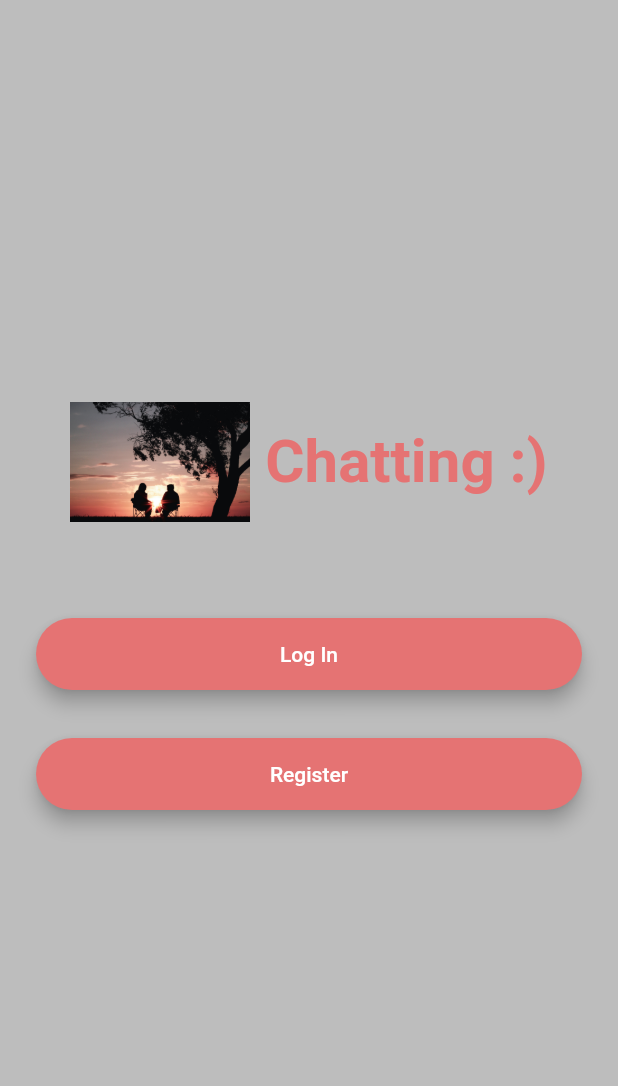
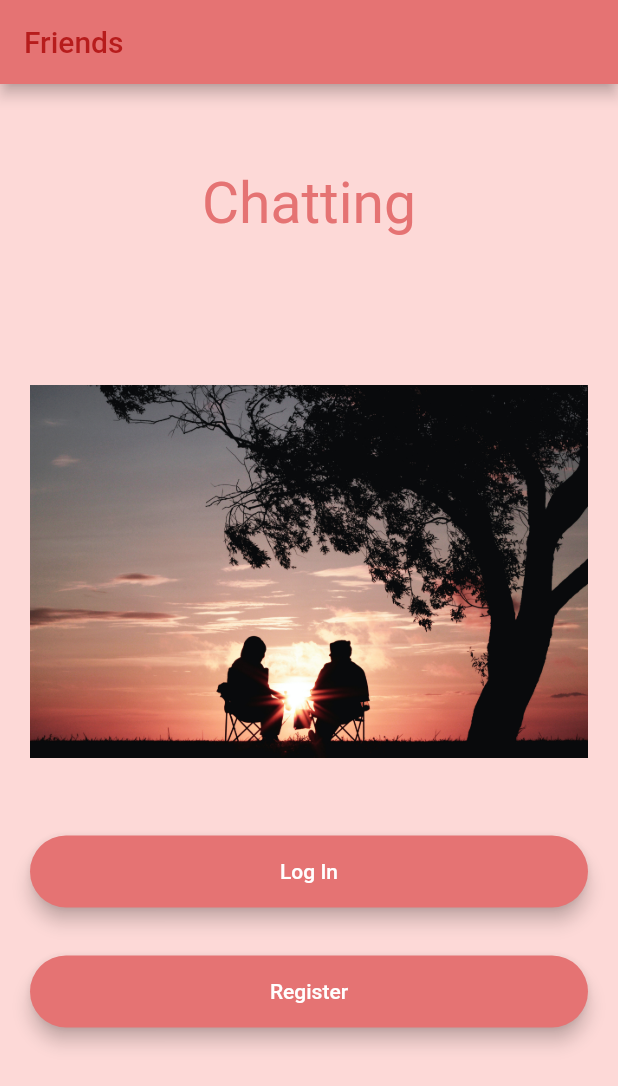
Before and after one commit to apphow/chat_app, a Flutter app: the screen it shows after launch, on a phone screen of 412 x 824 dp. Shown: the top 1086 px of the screen. Run offline on Flutter 3.47's test engine with Material 2 defaults, Android fonts, the phone set to English and light mode, and no system bars.

Commit message:
added SingleChildScrollView so widgets fit on screen

```diff
--- a/lib/constants.dart
+++ b/lib/constants.dart
@@ -9,11 +9,11 @@ const kSendButtonTextStyle = TextStyle(
 const kMessageTextFieldDecoration = InputDecoration(
   contentPadding: EdgeInsets.symmetric(vertical: 10.0, horizontal: 20.0),
   hintText: 'Type your message here...',
-  border: InputBorder.none,
+  border: UnderlineInputBorder(),
 );
 
 const kMessageContainerDecoration = BoxDecoration(
   border: Border(
-    top: BorderSide(color: Color(0xFF757575), width: 2.0),
+    top: BorderSide(color: Color(0xFFE57373), width: 2.0),
   ),
 );
--- a/lib/screens/chat_screen.dart
+++ b/lib/screens/chat_screen.dart
@@ -14,6 +14,7 @@ class _ChatScreenState extends State<ChatScreen> {
   @override
   Widget build(BuildContext context) {
     return Scaffold(
+      backgroundColor: Colors.red.withOpacity(.2),
       appBar: AppBar(
         leading: null,
         actions: <Widget>[
--- a/lib/screens/login_screen.dart
+++ b/lib/screens/login_screen.dart
@@ -13,7 +13,7 @@ class _LoginScreenState extends State<LoginScreen> {
   @override
   Widget build(BuildContext context) {
     return Scaffold(
-      backgroundColor: Colors.black26,
+      backgroundColor: Colors.red.withOpacity(.2),
       body: Padding(
         padding: EdgeInsets.symmetric(horizontal: 24.0),
         child: Column(
@@ -82,7 +82,7 @@ class _LoginScreenState extends State<LoginScreen> {
             Padding(
               padding: EdgeInsets.symmetric(vertical: 16.0),
               child: Material(
-                color: Colors.white38,
+                color: Color(0xFFE57373),
                 borderRadius: BorderRadius.all(Radius.circular(30.0)),
                 elevation: 5.0,
                 child: MaterialButton(
@@ -94,7 +94,7 @@ class _LoginScreenState extends State<LoginScreen> {
                   child: Text(
                     'Log In',
                     style: TextStyle(
-                        color: Colors.red[200],
+                        color: Colors.white,
                         fontSize: 20,
                         fontWeight: FontWeight.bold),
                   ),
--- a/lib/screens/registration_screen.dart
+++ b/lib/screens/registration_screen.dart
@@ -12,7 +12,7 @@ class _RegistrationScreenState extends State<RegistrationScreen> {
   @override
   Widget build(BuildContext context) {
     return Scaffold(
-      backgroundColor: Colors.black26,
+      backgroundColor: Colors.red.withOpacity(.2),
       body: Padding(
         padding: EdgeInsets.symmetric(horizontal: 24.0),
         child: Column(
--- a/lib/screens/welcome_screen.dart
+++ b/lib/screens/welcome_screen.dart
@@ -1,4 +1,5 @@
 import 'package:chat_app/screens/registration_screen.dart';
+import 'package:flutter/cupertino.dart';
 import 'package:flutter/material.dart';
 
 import 'login_screen.dart';
@@ -10,43 +11,85 @@ class WelcomeScreen extends StatefulWidget {
   _WelcomeScreenState createState() => _WelcomeScreenState();
 }
 
-class _WelcomeScreenState extends State<WelcomeScreen> {
+//able to act as a ticker for a single animation
+class _WelcomeScreenState extends State<WelcomeScreen>
+    with SingleTickerProviderStateMixin {
+  // controls actions of the animation
+  // variable of type AnimationController
+  AnimationController controller;
+  Animation animation;
+
+  //we want to initialize it when our state object gets
+  //initialized (initState method gets called when _WelcomeScreenState()
+  //gets created
+  @override
+  void initState() {
+    super.initState();
+
+    controller = AnimationController(
+        duration: Duration(seconds: 1),
+
+        // TicketProvider is our WelcomeScreenState object
+        vsync: this);
+    animation = CurvedAnimation(parent: controller, curve: Curves.decelerate);
+
+    //our controller will animate ahead in 60 steps (ticks)(
+    controller.forward();
+
+    // to see what the controller is doing, we need
+    // to add a listener to it. Listener takes a callback
+    controller.addListener(() {
+      setState(() {});
+      print(animation.value);
+    });
+  }
+
   @override
   Widget build(BuildContext context) {
     return Scaffold(
-      backgroundColor: Colors.black26,
+      resizeToAvoidBottomPadding: false,
+      backgroundColor: Colors.red.withOpacity(.2),
+      appBar: AppBar(
+        backgroundColor: Colors.red[300],
+        title: Text(
+          'Friends',
+          style: TextStyle(
+            color: Colors.red[900],
+          ),
+        ),
+      ),
       body: Padding(
-        padding: EdgeInsets.symmetric(horizontal: 24.0),
+        padding: EdgeInsets.symmetric(horizontal: 20.0),
+        child: SingleChildScrollView(
           child: Column(
-          mainAxisAlignment: MainAxisAlignment.center,
+            mainAxisAlignment: MainAxisAlignment.start,
             crossAxisAlignment: CrossAxisAlignment.stretch,
             children: <Widget>[
-            Row(
-              mainAxisAlignment: MainAxisAlignment.center,
-              children: <Widget>[
+              SizedBox(
+                height: 30.0,
+              ),
+              Container(
+                height: 100,
+                child: Center(
+                  child: Text(
+                    '️Chatting',
+                    style: TextStyle(fontSize: 38.0, color: Colors.red[300]),
+                  ),
+                ),
+              ),
+              SizedBox(
+                height: 45.0,
+              ),
               Hero(
                 tag: 'harli',
                 child: Container(
                   child: Image.asset(
                       'images/harli-marten-M9jrKDXOQoU-unsplash.jpg'),
-                    height: 80.0,
+                  height: animation.value * 300,
                 ),
               ),
               SizedBox(
-                  width: 10.0,
-                ),
-                Text(
-                  'Chatting :)',
-                  style: TextStyle(
-                    color: Colors.red[300],
-                    fontSize: 40.0,
-                    fontWeight: FontWeight.bold,
-                  ),
-                ),
-              ],
-            ),
-            SizedBox(
-              height: 48.0,
+                height: 10.0,
               ),
               Padding(
                 padding: EdgeInsets.symmetric(vertical: 16.0),
@@ -87,6 +130,7 @@ class _WelcomeScreenState extends State<WelcomeScreen> {
             ],
           ),
         ),
+      ),
     );
   }
 }
```
Lines whose indentation alone changed are shown as unchanged.
